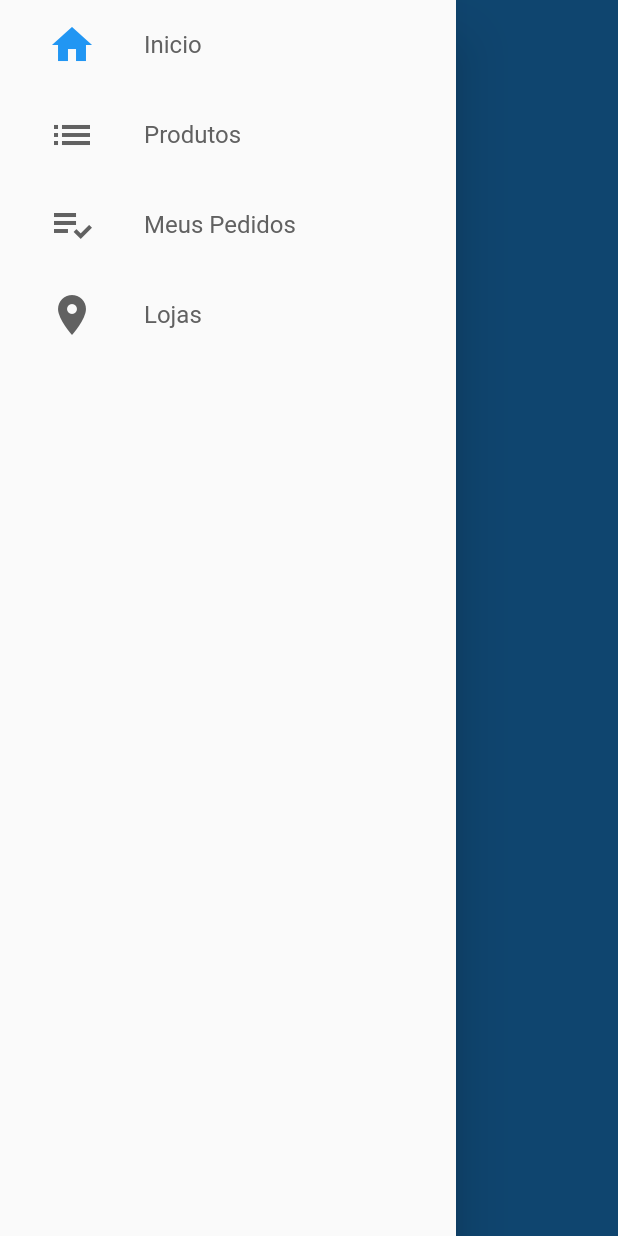
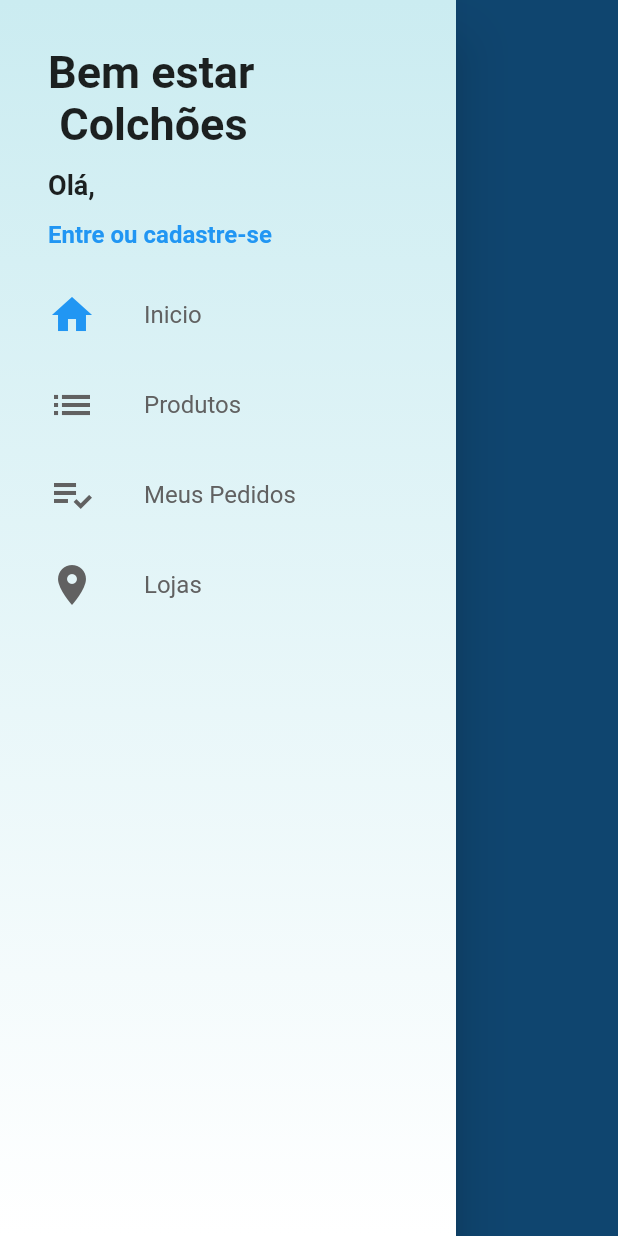
Before and after one commit to ClaudioSilva2020/app_bemestarcem, a Flutter app: the screen it shows after launch, with the side drawer open, on a phone screen of 412 x 824 dp. Run offline on Flutter 3.47's test engine with Material 2 defaults, Android fonts, the phone set to English and light mode, and no system bars; our stand-ins replace cloud_firestore, firebase_auth, firebase_core, firebase_storage; accounts and stored records are empty.

Commit message:
Corrigido bugs e implementado ligin e logout corretamente.

```diff
--- a/lib/common/custom_drawer/custom_drawer.dart
+++ b/lib/common/custom_drawer/custom_drawer.dart
@@ -1,3 +1,4 @@
+import 'package:bemestarcem/common/custom_drawer/custom_drawer_header.dart';
 import 'package:bemestarcem/common/custom_drawer/drawer_tile.dart';
 import 'package:flutter/material.dart';
 
@@ -6,12 +7,45 @@
   @override
   Widget build(BuildContext context) {
     return Drawer(
-      child: ListView(
-        children: <Widget> [
-          DrawerTile(iconData: Icons.home, title: 'Inicio', page: 0,),
-          DrawerTile(iconData: Icons.list, title: 'Produtos',page: 1,),
-          DrawerTile(iconData: Icons.playlist_add_check, title: 'Meus Pedidos',page: 2,),
-          DrawerTile(iconData: Icons.location_on, title: 'Lojas',page: 3,),
+      child: Stack(
+        children: <Widget>[
+          Container(
+            decoration: BoxDecoration(
+              gradient: LinearGradient(
+                colors: [
+                  const Color.fromARGB(255, 203, 236, 241),
+                  Colors.white
+                ],
+                begin: Alignment.topCenter,
+                end: Alignment.bottomCenter,
+              )
+            ),
+          ),
+          ListView(
+            children: <Widget> [
+              CustomDrawerHeader(),
+              DrawerTile(
+                iconData: Icons.home,
+                title: 'Inicio',
+                page: 0,
+              ),
+              DrawerTile(
+                iconData: Icons.list_outlined,
+                title: 'Produtos',
+                page: 1,
+              ),
+              DrawerTile(
+                iconData: Icons.playlist_add_check,
+                title: 'Meus Pedidos',
+                page: 2,
+              ),
+              DrawerTile(
+                iconData: Icons.location_on,
+                title: 'Lojas',
+                page: 3,
+              ),
+            ],
+          ),
         ],
       ),
     );
--- /dev/null
+++ b/lib/common/custom_drawer/custom_drawer_header.dart
@@ -0,0 +1,58 @@
+import 'package:bemestarcem/models/user_manager.dart';
+import 'package:flutter/material.dart';
+import 'package:provider/provider.dart';
+
+class CustomDrawerHeader extends StatelessWidget {
+  @override
+  Widget build(BuildContext context) {
+    return Container(
+      padding: const EdgeInsets.fromLTRB(32, 24, 16, 8),
+      height: 180,
+      child: Consumer<UserManager>(
+        builder: (_, userManeger, __){
+          return Column(
+            crossAxisAlignment: CrossAxisAlignment.start,
+            mainAxisAlignment: MainAxisAlignment.spaceAround,
+            children: <Widget>[
+              Text(
+                'Bem estar\n Colchões',
+                style: TextStyle(
+                  fontSize: 30,
+                  fontWeight: FontWeight.bold,
+                ),
+              ),
+              Text(
+                'Olá, ${userManeger.user?.name ?? ''}',
+                overflow: TextOverflow.ellipsis,
+                maxLines: 2,
+                style: TextStyle(
+                  fontSize: 18,
+                  fontWeight: FontWeight.bold,
+                ),
+              ),
+              GestureDetector(
+                onTap: (){
+                  if(userManeger.isLoggedIn){
+                    userManeger.signOut();
+                  } else {
+                    Navigator.of(context).pushNamed('/login');
+                  }
+                },
+                child: Text(
+                  userManeger.isLoggedIn
+                      ? 'Sair'
+                      : 'Entre ou cadastre-se',
+                  style: TextStyle(
+                    color: Theme.of(context).primaryColor,
+                    fontSize: 16,
+                    fontWeight: FontWeight.bold,
+                  ),
+                ),
+              )
+            ],
+          );
+        },
+      )
+    );
+  }
+}
--- a/lib/main.dart
+++ b/lib/main.dart
@@ -1,5 +1,6 @@
 import 'package:bemestarcem/models/user_manager.dart';
 import 'package:bemestarcem/screens/base/base_screen.dart';
+import 'package:bemestarcem/screens/login/login_screen.dart';
 import 'package:bemestarcem/screens/signup/signup_screen.dart';
 import 'package:cloud_firestore/cloud_firestore.dart';
 import 'package:firebase_core/firebase_core.dart';
@@ -24,6 +25,7 @@
   Widget build(BuildContext context) {
     return ChangeNotifierProvider(
       create: (_) => UserManager(),
+      lazy: false,
       child: MaterialApp(
         title: 'Bem Estar',
         debugShowCheckedModeBanner: false,
@@ -38,6 +40,10 @@
         initialRoute: '/base',
         onGenerateRoute: (settings){
           switch(settings.name){
+            case '/login':
+              return MaterialPageRoute(
+                  builder: (_) => LoginScreen()
+              );
             case '/signup':
               return MaterialPageRoute(
                   builder: (_) => SignUpScreen()
--- a/lib/models/user_manager.dart
+++ b/lib/models/user_manager.dart
@@ -10,7 +10,7 @@
 class UserManager extends ChangeNotifier{
 
   UserManager(){
-    _loadCurrentUser(null!);
+    _loadCurrentUser();
   }
 
   final FirebaseAuth auth = FirebaseAuth.instance;
@@ -18,10 +18,18 @@
 
   // User? user = null; // O ? é porque o user é null.
 
-  AppUser user;
+  AppUser? user;
 
   bool _loading = false;
   bool get loading => _loading;
+  bool get isLoggedIn => user != null; // Retorna se o usuário está logado.
+
+  void signOut(){
+    auth.signOut();
+    user = null;
+    notifyListeners();
+  }
+
   set loading(bool value){
     _loading = value;
     notifyListeners();
@@ -69,7 +77,7 @@
   }
 
 
-  Future<void> _loadCurrentUser(User firebaseUser) async {
+  Future<void> _loadCurrentUser({User? firebaseUser}) async {
     final User currentUser = firebaseUser ?? await auth.currentUser;
     if(currentUser != null){
       final DocumentSnapshot docUser = await app_firestore.collection('users')
```
Also changed, not shown: lib/screens/login/login_screen.dart (+6 -2 lines), lib/screens/signup/signup_screen.dart (+17 -5 lines), pubspec.lock, 3 other files.
